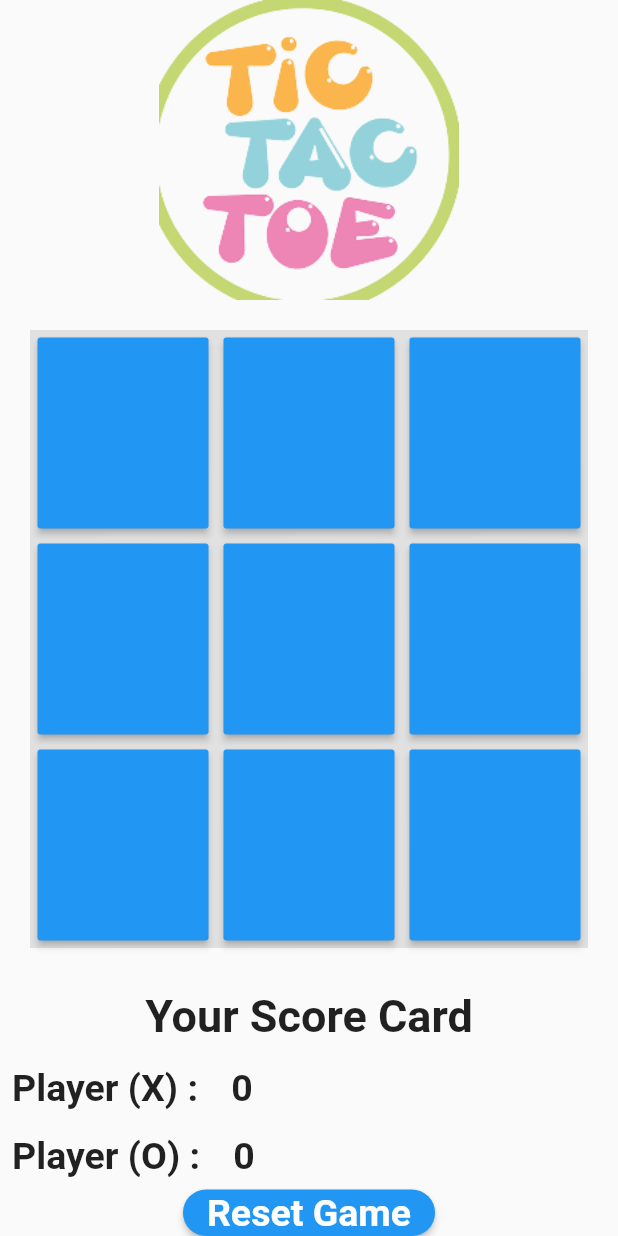
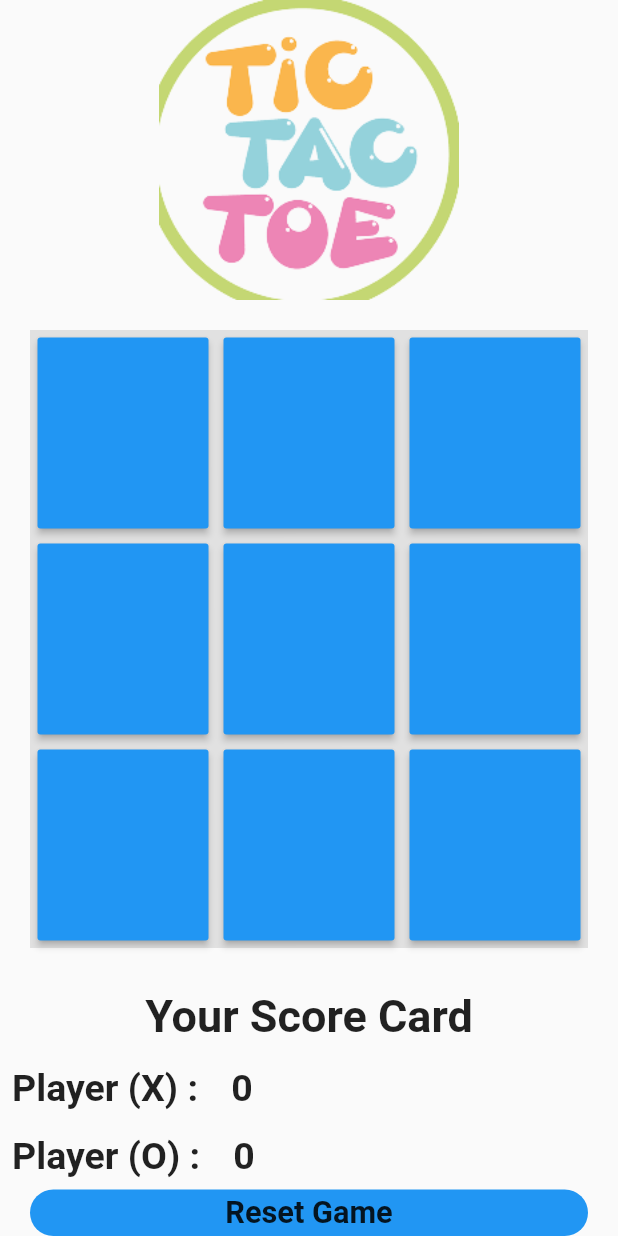
Before and after one commit to SeAliijaz/Tic_Tac_Toe, a Flutter app: the screen it shows after launch, on a phone screen of 412 x 824 dp. Run offline on Flutter 3.47's test engine with Material 2 defaults, Android fonts, the phone set to English and light mode, and no system bars.

Commit message:
reset all game method and custom button

```diff
--- a/lib/Game_Screen/game_page.dart
+++ b/lib/Game_Screen/game_page.dart
@@ -122,23 +122,41 @@ class _GameState extends State<Game> {
     });
   }
 
+  void resetAllGame() {
+    setState(() {
+      gameEnd = false;
+      playerX = 0;
+      playerO = 0;
+      inPlay = 1;
+      box1 = '';
+      box2 = '';
+      box3 = '';
+      box4 = '';
+      box5 = '';
+      box6 = '';
+      box7 = '';
+      box8 = '';
+      box9 = '';
+    });
+  }
+
   @override
   Widget build(BuildContext context) {
+    final Size s = MediaQuery.of(context).size;
     return Scaffold(
       body: Container(
         child: Center(
           child: Column(
             mainAxisAlignment: MainAxisAlignment.center,
             children: [
-              ///Logo Image
               Image.asset(
                 'images/tic_tac_toe.png',
                 height: 200,
               ),
 
               Container(
-                height: MediaQuery.of(context).size.width,
-                width: MediaQuery.of(context).size.width,
+                height: s.width,
+                width: s.width,
                 margin: EdgeInsets.all(20),
                 decoration: BoxDecoration(
                   color: Colors.transparent.withOpacity(0.1),
@@ -294,7 +312,6 @@ class _GameState extends State<Game> {
                                         box5 = 'O';
                                         inPlay *= -1;
                                       }
-
                                       checkWin();
                                     }
                                   });
@@ -514,28 +531,47 @@ class _GameState extends State<Game> {
               ),
 
               ///Reset Button
-              Expanded(
-                child: MaterialButton(
-                  shape: StadiumBorder(),
-                  splashColor: Colors.red,
-                  color: Colors.blue,
-                  onPressed: () {
-                    resetGame();
-                  },
-                  child: Text(
-                    'Reset Game',
-                    style: TextStyle(
-                      fontSize: 25,
-                      fontWeight: FontWeight.bold,
-                      color: Colors.white,
-                    ),
-                  ),
-                ),
-              )
+              _resetGameButton(s),
             ],
           ),
         ),
       ),
     );
   }
+
+  _resetGameButton(Size s) {
+    return Expanded(
+        child: Padding(
+      padding: const EdgeInsets.only(
+        left: 20,
+        right: 20,
+      ),
+      child: InkWell(
+        splashColor: Colors.red,
+        onTap: () {
+          resetGame();
+        },
+        onLongPress: () {
+          resetAllGame();
+        },
+        child: Container(
+          decoration: BoxDecoration(
+            color: Colors.blue,
+            borderRadius: BorderRadius.circular(50),
+          ),
+          height: s.height * 0.5,
+          width: double.infinity,
+          child: Center(
+            child: Text(
+              'Reset Game',
+              style: TextStyle(
+                fontSize: 20.5,
+                fontWeight: FontWeight.bold,
+              ),
+            ),
+          ),
+        ),
+      ),
+    ));
+  }
 }
```
Also changed, not shown: pubspec.lock.
